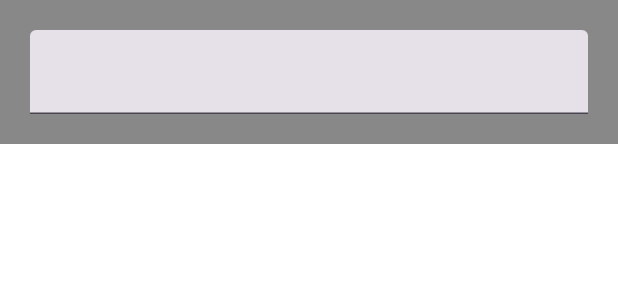
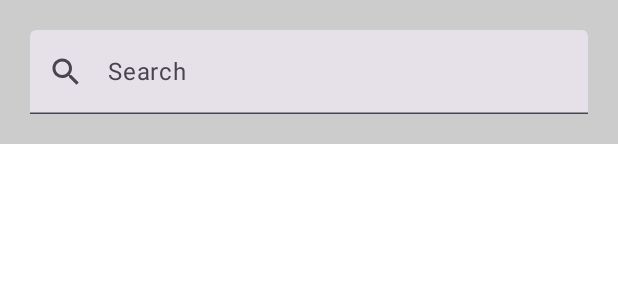
Before and after one commit to isabellamartinsc/jetpack-compose-study, an Android app built with Jetpack Compose: the @Preview function SearchBarPreview, on a phone screen of 412 x 824 dp. Shown: the top 300 px of the screen. Run offline under Robolectric (Android 15) with nearby library versions, the phone set to English and light mode, and no system bars.

Commit message:
Create search bar and body element

```diff
--- a/app/src/main/java/com/isabella/jetpackcomposestudy/basiclayoutscodelab/MainActivity.kt
+++ b/app/src/main/java/com/isabella/jetpackcomposestudy/basiclayoutscodelab/MainActivity.kt
@@ -3,20 +3,10 @@ package com.isabella.jetpackcomposestudy.basiclayoutscodelab
 import android.os.Bundle
 import androidx.activity.ComponentActivity
 import androidx.activity.compose.setContent
-import androidx.compose.foundation.background
 import androidx.compose.foundation.layout.fillMaxSize
-import androidx.compose.foundation.layout.fillMaxWidth
-import androidx.compose.foundation.layout.heightIn
-import androidx.compose.foundation.layout.padding
-import androidx.compose.material3.ExperimentalMaterial3Api
 import androidx.compose.material3.MaterialTheme
 import androidx.compose.material3.Surface
-import androidx.compose.material3.TextField
-import androidx.compose.runtime.Composable
 import androidx.compose.ui.Modifier
-import androidx.compose.ui.graphics.Color
-import androidx.compose.ui.tooling.preview.Preview
-import androidx.compose.ui.unit.dp
 import com.isabella.jetpackcomposestudy.ui.theme.JetpackComposeStudyTheme
 
 class MainActivity : ComponentActivity() {
@@ -35,24 +25,3 @@ class MainActivity : ComponentActivity() {
         }
     }
 }
-
-@OptIn(ExperimentalMaterial3Api::class)
-@Composable
-fun SearchBar(
-    modifier: Modifier = Modifier
-) {
-    TextField(
-        value = "",
-        onValueChange = {},
-        modifier = modifier
-            .fillMaxWidth()
-            .heightIn(min = 56.dp)
-    )
-}
-
-@Preview(showBackground = true)
-@Composable
-fun SearchBarPreview() {
-    SearchBar(Modifier.background(Color.Gray)
-        .padding(20.dp))
-}
--- /dev/null
+++ b/app/src/main/java/com/isabella/jetpackcomposestudy/basiclayoutscodelab/SearchBar.kt
@@ -0,0 +1,58 @@
+package com.isabella.jetpackcomposestudy.basiclayoutscodelab
+
+import androidx.compose.foundation.background
+import androidx.compose.foundation.layout.fillMaxWidth
+import androidx.compose.foundation.layout.heightIn
+import androidx.compose.foundation.layout.padding
+import androidx.compose.material.icons.Icons
+import androidx.compose.material.icons.filled.Search
+import androidx.compose.material3.ExperimentalMaterial3Api
+import androidx.compose.material3.Icon
+import androidx.compose.material3.MaterialTheme
+import androidx.compose.material3.Text
+import androidx.compose.material3.TextField
+import androidx.compose.material3.TextFieldDefaults
+import androidx.compose.runtime.Composable
+import androidx.compose.ui.Modifier
+import androidx.compose.ui.graphics.Color
+import androidx.compose.ui.res.stringResource
+import androidx.compose.ui.tooling.preview.Preview
+import androidx.compose.ui.unit.dp
+import com.isabella.jetpackcomposestudy.R
+
+
+@OptIn(ExperimentalMaterial3Api::class)
+@Composable
+fun SearchBar(
+    modifier: Modifier = Modifier
+) {
+    TextField(
+        value = "",
+        onValueChange = {},
+        leadingIcon = {
+            Icon(
+                imageVector = Icons.Default.Search,
+                contentDescription = null
+            )
+        },
+        colors = TextFieldDefaults.textFieldColors(
+            textColor = MaterialTheme.colorScheme.surface
+        ),
+        placeholder = {
+            Text(stringResource(R.string.placeholder_search))
+        },
+        modifier = modifier
+            .fillMaxWidth()
+            .heightIn(min = 56.dp)
+    )
+}
+
+@Preview(showBackground = true)
+@Composable
+fun SearchBarPreview() {
+    SearchBar(
+        Modifier
+            .background(Color.LightGray)
+            .padding(20.dp)
+    )
+}
--- a/app/src/main/res/values/strings.xml
+++ b/app/src/main/res/values/strings.xml
@@ -1,4 +1,6 @@
 <resources>
     <string name="app_name">JetpackComposeStudy</string>
     <string name="title_activity_main">MainActivity</string>
+    <string name="placeholder_search">Search</string>
+    <string name="ab1_inversions">Inversions</string>
 </resources>
```
Also changed, not shown: app/src/main/java/com/isabella/jetpackcomposestudy/basiclayoutscodelab/AlignYourBodyElement.kt (added, +63 -0 lines), app/src/main/res/drawable/ab1_inversions.jpg (added).
